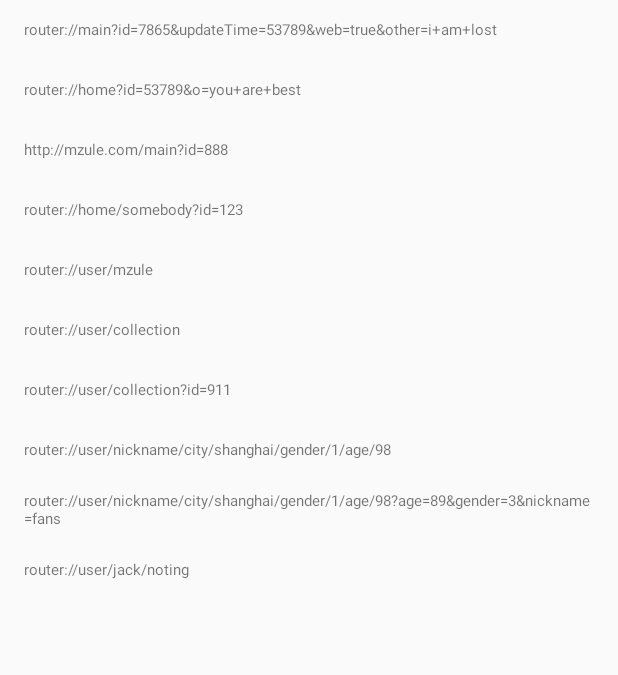
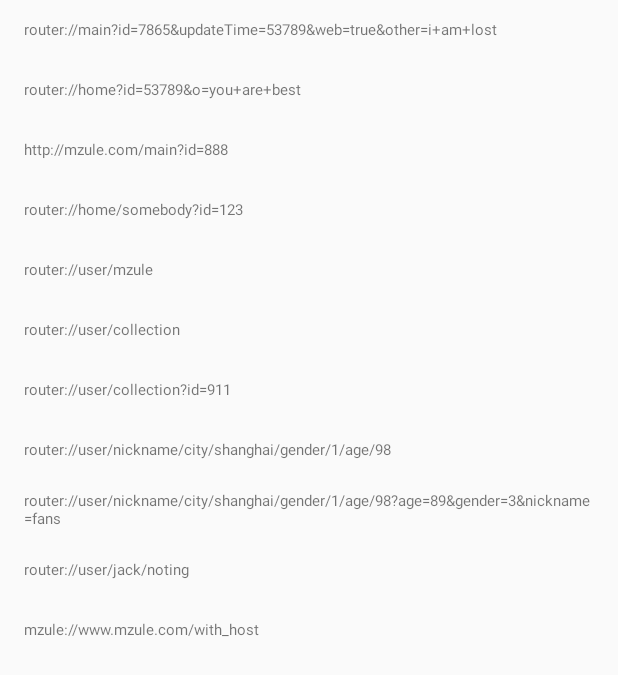
Before and after one commit to mzule/ActivityRouter, an Android app: the screen it shows after launch (LaunchActivity), after a tap on an icon or button, on a phone screen of 412 x 824 dp. Shown: the top 675 px of the screen. Run offline under Robolectric (Android 15) with nearby library versions, the phone set to English and light mode, and no system bars.

Commit message:
修复了配置host下跳转不成功的情况，去掉了反射的代码

```diff
--- a/activityrouter/build.gradle
+++ b/activityrouter/build.gradle
@@ -48,6 +48,7 @@ android {
 
 dependencies {
     compile project(':annotation')
+    provided project(':fake')
 //    compile 'com.github.mzule.activityrouter:annotation:1.1.0'
 }
 
--- a/activityrouter/src/main/java/com/github/mzule/activityrouter/router/Routers.java
+++ b/activityrouter/src/main/java/com/github/mzule/activityrouter/router/Routers.java
@@ -4,9 +4,7 @@ import android.app.Activity;
 import android.content.Context;
 import android.content.Intent;
 import android.net.Uri;
-import android.util.Log;
 
-import java.lang.reflect.InvocationTargetException;
 import java.util.ArrayList;
 import java.util.Collections;
 import java.util.Comparator;
@@ -16,27 +14,14 @@ import java.util.List;
  * Created by CaoDongping on 4/6/16.
  */
 public class Routers {
-    private static final String TAG = Routers.class.getSimpleName();
+
     private static List<Mapping> mappings = new ArrayList<>();
 
     private static void initIfNeed() {
-        long startTime = System.currentTimeMillis();
         if (!mappings.isEmpty()) {
             return;
         }
-        try {
-            Class<?> clazz = Class.forName("com.github.mzule.activityrouter.router.RouterMapping");
-            clazz.getMethod("map").invoke(null);
-        } catch (ClassNotFoundException e) {
-            e.printStackTrace();
-        } catch (InvocationTargetException e) {
-            e.printStackTrace();
-        } catch (NoSuchMethodException e) {
-            e.printStackTrace();
-        } catch (IllegalAccessException e) {
-            e.printStackTrace();
-        }
-        Log.d(TAG, "Routers.init() cost " + (System.currentTimeMillis() - startTime) + "ms");
+        RouterMapping.map();
     }
 
     static void map(String format, Class<? extends Activity> activity, ExtraTypes extraTypes) {
@@ -61,6 +46,11 @@ public class Routers {
     public static boolean open(Context context, Uri uri) {
         initIfNeed();
         Path path = Path.create(uri);
+        String host = uri.getHost();
+        if (host.contains(".")) {
+            path = path.next();
+        }
+
         for (Mapping mapping : mappings) {
             if (mapping.match(path)) {
                 Intent intent = new Intent(context, mapping.getActivity());
--- a/app/src/main/res/layout/activity_launch.xml
+++ b/app/src/main/res/layout/activity_launch.xml
@@ -44,4 +44,9 @@
     <TextView
         style="@style/Menu"
         android:text="router://user/jack/noting" />
+
+    <TextView
+        style="@style/Menu"
+        android:text="mzule://www.mzule.com/with_host" />
+
 </LinearLayout>
--- /dev/null
+++ b/fake/build.gradle
@@ -0,0 +1,5 @@
+apply plugin: 'java'
+
+dependencies {
+    compile fileTree(dir: 'libs', include: ['*.jar'])
+}
--- a/settings.gradle
+++ b/settings.gradle
@@ -1 +1 @@
-include ':app', ':compiler', ':annotation', ':activityrouter'
+include ':app', ':compiler', ':annotation', ':activityrouter', ':fake'
```
Also changed, not shown: app/src/main/AndroidManifest.xml (+12 -0 lines), app/src/main/java/com/github/mzule/activityrouter/HostActivity.java (added, +11 -0 lines), app/src/main/java/com/github/mzule/activityrouter/LaunchActivity.java (+5 -2 lines), fake/src/main/java/com/github/mzule/activityrouter/router/RouterMapping.java (added, +8 -0 lines), 1 other file.
